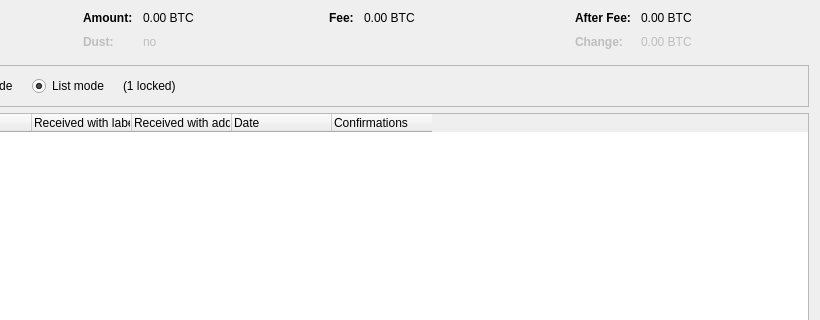
The window that src/qt/forms/coincontroldialog.ui (nilamdoc/bitcoinxxx) describes before a commit, drawn with Qt 5; both pictures show x 180 to 1000 and y 0 to 320 of the 1000 by 500 pixel window.
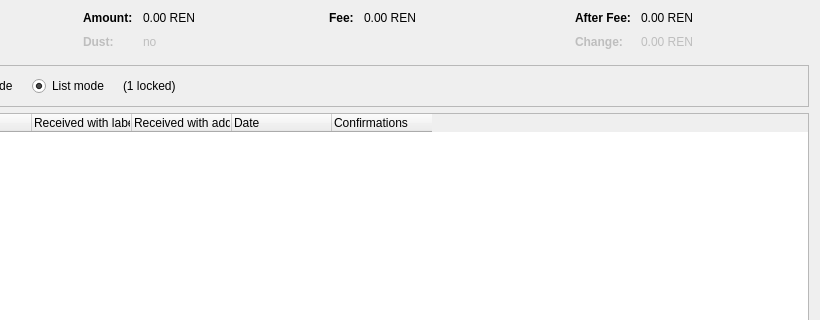
The same window after the commit. Custom widgets are drawn as their Qt base class.

```diff
--- a/src/qt/forms/coincontroldialog.ui
+++ b/src/qt/forms/coincontroldialog.ui
@@ -132,7 +132,7 @@
           <enum>Qt::ActionsContextMenu</enum>
          </property>
          <property name="text">
-          <string notr="true">0.00 BTC</string>
+          <string notr="true">0.00 REN</string>
          </property>
          <property name="textInteractionFlags">
           <set>Qt::LinksAccessibleByMouse|Qt::TextSelectableByKeyboard|Qt::TextSelectableByMouse</set>
@@ -212,7 +212,7 @@
           <enum>Qt::ActionsContextMenu</enum>
          </property>
          <property name="text">
-          <string notr="true">0.00 BTC</string>
+          <string notr="true">0.00 REN</string>
          </property>
          <property name="textInteractionFlags">
           <set>Qt::LinksAccessibleByMouse|Qt::TextSelectableByKeyboard|Qt::TextSelectableByMouse</set>
@@ -257,7 +257,7 @@
           <enum>Qt::ActionsContextMenu</enum>
          </property>
          <property name="text">
-          <string notr="true">0.00 BTC</string>
+          <string notr="true">0.00 REN</string>
          </property>
          <property name="textInteractionFlags">
           <set>Qt::LinksAccessibleByMouse|Qt::TextSelectableByKeyboard|Qt::TextSelectableByMouse</set>
@@ -292,7 +292,7 @@
           <enum>Qt::ActionsContextMenu</enum>
          </property>
          <property name="text">
-          <string notr="true">0.00 BTC</string>
+          <string notr="true">0.00 REN</string>
          </property>
          <property name="textInteractionFlags">
           <set>Qt::LinksAccessibleByMouse|Qt::TextSelectableByKeyboard|Qt::TextSelectableByMouse</set>
```
